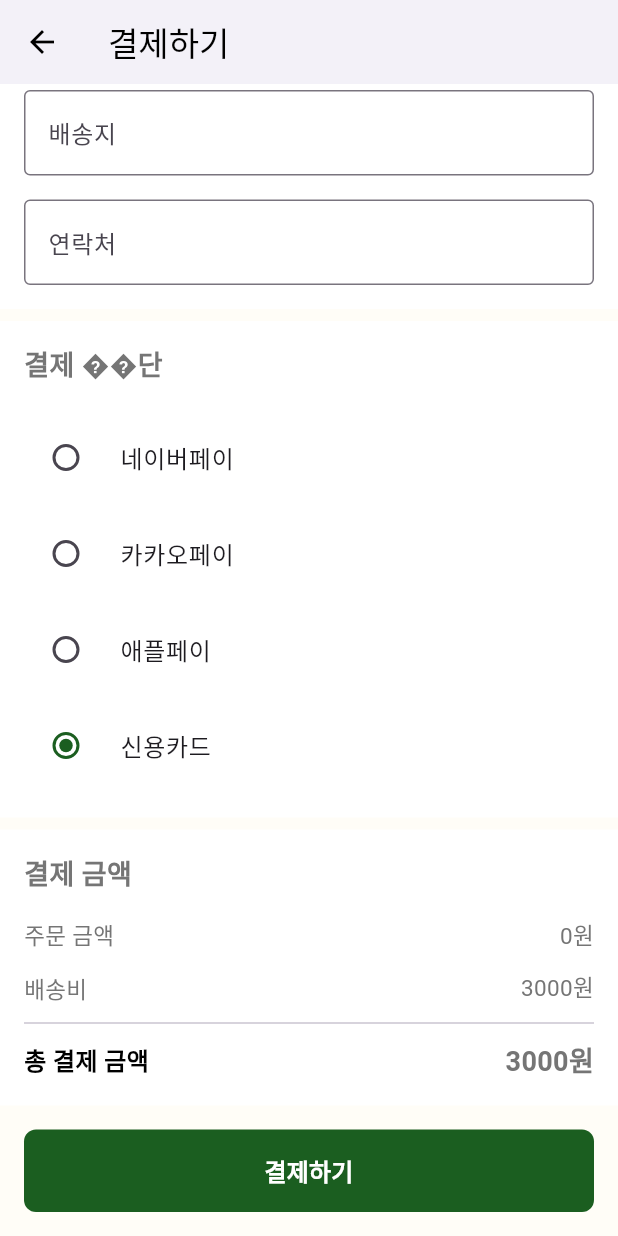
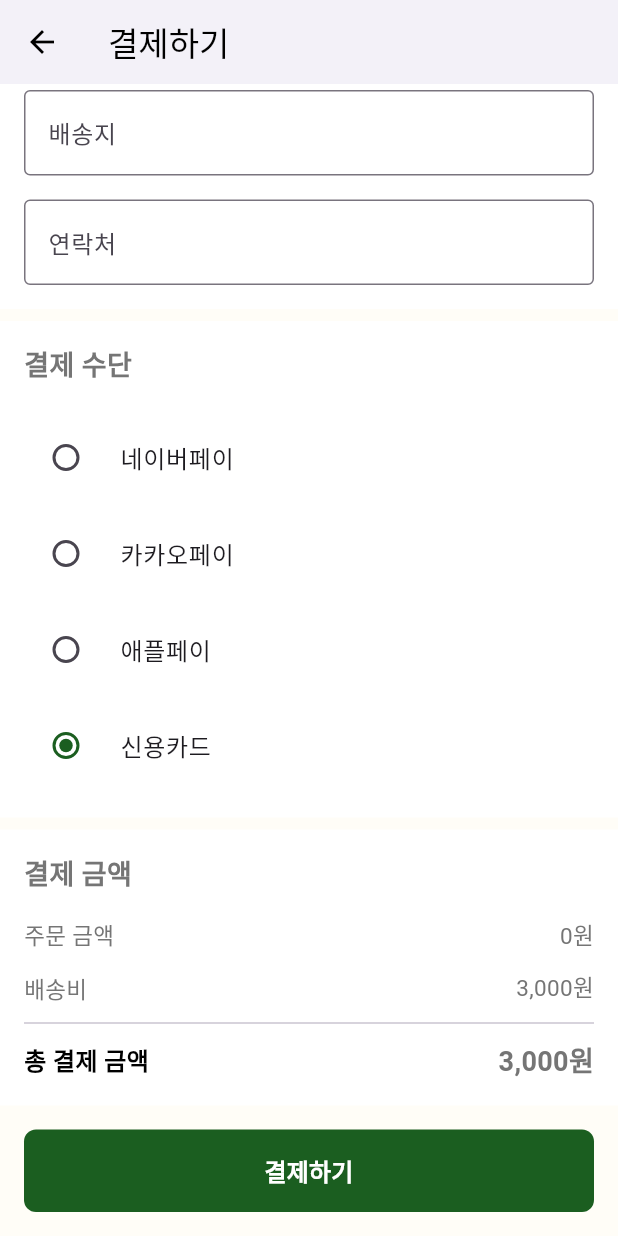
Before and after one commit to Sophia-Hong/healthyfooddelivery, a Flutter app: the PaymentScreen screen opened directly with sample values from the repository, scrolled down 248 dp, on a phone screen of 412 x 824 dp. Run offline on Flutter 3.47's test engine with Material 3 defaults, Android fonts, the phone set to English and light mode, and no system bars; our stand-ins replace cached_network_image, flutter_svg, google_fonts, line_awesome_flutter, shimmer; network calls fail.

Commit message:
feat: Update UI and add payment flow
- Add payment screen with delivery info input
- Add success dialog with animation
- Update price formatting across app
- Improve section layouts with subtle gradients
- Add navigation between screens
- Fix various UI issues

```diff
--- a/lib/features/home/widgets/discount_event_section.dart
+++ b/lib/features/home/widgets/discount_event_section.dart
@@ -1,6 +1,7 @@
 import 'package:flutter/material.dart';
 import 'package:cached_network_image/cached_network_image.dart';
 import '../models/discount_event.dart';
+import '../../../features/shared/utils/format_utils.dart';
 
 class DiscountEventSection extends StatelessWidget {
   final DiscountEvent event;
@@ -99,7 +100,7 @@ class DiscountEventSection extends StatelessWidget {
                     ),
                     const SizedBox(width: 8),
                     Text(
-                      '${event.originalPrice.toInt()}원',
+                      formatPrice(event.originalPrice),
                       style: const TextStyle(
                         color: Colors.white70,
                         decoration: TextDecoration.lineThrough,
@@ -108,7 +109,7 @@ class DiscountEventSection extends StatelessWidget {
                     ),
                     const SizedBox(width: 8),
                     Text(
-                      '${event.discountedPrice.toInt()}원',
+                      formatPrice(event.discountedPrice),
                       style: const TextStyle(
                         color: Colors.white,
                         fontWeight: FontWeight.bold,
--- a/lib/features/home/widgets/popular_section.dart
+++ b/lib/features/home/widgets/popular_section.dart
@@ -145,7 +145,7 @@ class _PopularItemCard extends StatelessWidget {
                     const SizedBox(height: 8),
                     // 가격
                     Text(
-                      '${formatPrice(item.price)}원',
+                      formatPrice(item.price),
                       style: Theme.of(context).textTheme.titleMedium?.copyWith(
                         fontWeight: FontWeight.bold,
                       ),
--- a/lib/features/payment/screens/payment_screen.dart
+++ b/lib/features/payment/screens/payment_screen.dart
@@ -1,6 +1,7 @@
 import 'package:flutter/material.dart';
 import 'package:cached_network_image/cached_network_image.dart';
 import '../../home/models/popular_item.dart';
+import '../../../features/shared/utils/format_utils.dart';
 
 class PaymentScreen extends StatefulWidget {
   final PopularItem item;
@@ -97,7 +98,7 @@ class _PaymentScreenState extends State<PaymentScreen> {
                           ),
                           const SizedBox(height: 4),
                           Text(
-                            '${widget.item.price}원 · ${widget.quantity}개',
+                            '${formatPrice(widget.item.price)} · ${widget.quantity}개',
                             style: TextStyle(
                               color: Colors.grey[600],
                               fontSize: 15,
@@ -182,7 +183,7 @@ class _PaymentScreenState extends State<PaymentScreen> {
                   crossAxisAlignment: CrossAxisAlignment.start,
                   children: [
                     const Text(
-                      '결제 ��단',
+                      '결제 수단',
                       style: TextStyle(
                         fontSize: 18,
                         fontWeight: FontWeight.bold,
@@ -355,7 +356,7 @@ class _PaymentScreenState extends State<PaymentScreen> {
           ),
         ),
         Text(
-          '${price}원',
+          formatPrice(price),
           style: TextStyle(
             fontSize: isTotal ? 18 : 15,
             fontWeight: isTotal ? FontWeight.bold : FontWeight.normal,
--- a/lib/features/shared/utils/format_utils.dart
+++ b/lib/features/shared/utils/format_utils.dart
@@ -1,6 +1,6 @@
 String formatPrice(num price) {
   return '${price.toInt().toString().replaceAllMapped(
-        RegExp(r'(\d{1,3})(?=(\d{3})+(?!\d))'),
-        (Match m) => '${m[1]},'
+        RegExp(r'(\d)(?=(\d{3})+(?!\d))'),
+        (Match m) => '${m[1]},',
       )}원';
 }
```
Also changed, not shown: lib/features/menu/screens/menu_detail_screen.dart (+4 -3 lines).
